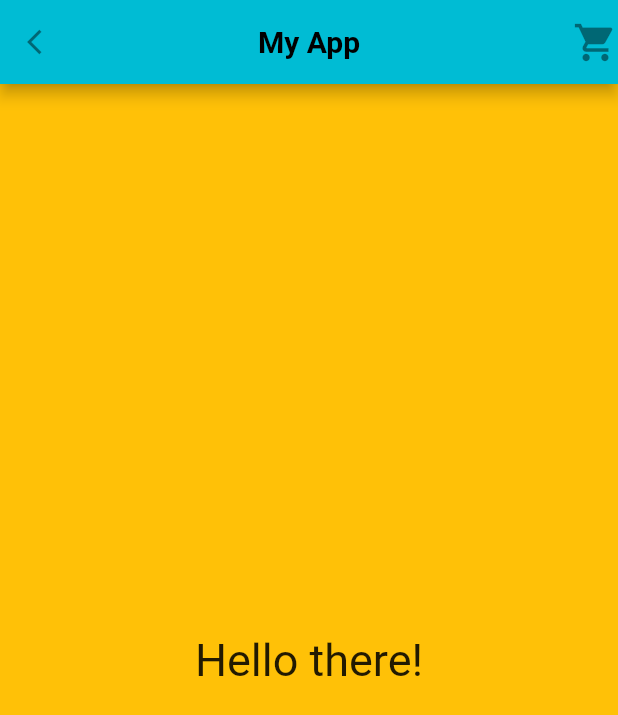
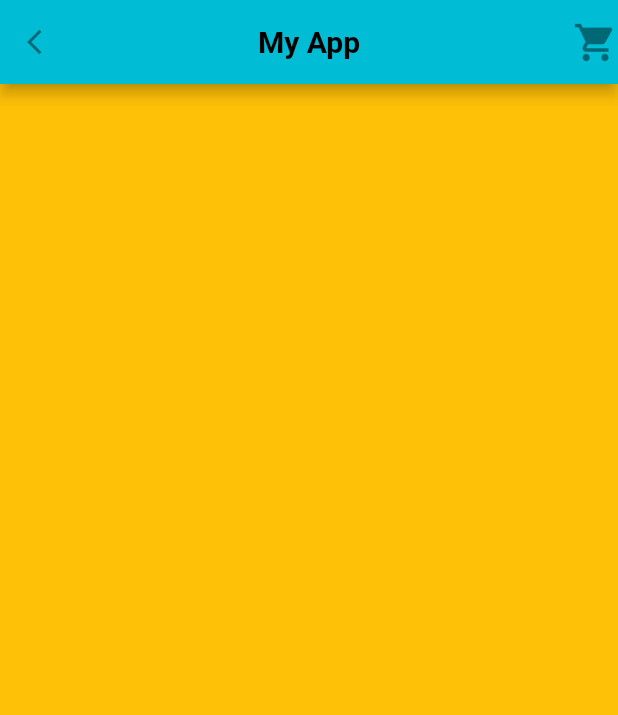
Before and after one commit to Ashhad08/Flutter-Classes-, a Flutter app: the screen it shows after launch, on a phone screen of 412 x 824 dp. Shown: the top 715 px of the screen. Run offline on Flutter 3.47's test engine with Material 2 defaults, Android fonts, the phone set to English and light mode, and no system bars.

Commit message:
Flutter Classes!

```diff
--- a/lib/main.dart
+++ b/lib/main.dart
@@ -36,14 +36,6 @@ class MyApp extends StatelessWidget {
             ),
           ],
         ),
-        body: const Center(
-          child: Text(
-            'Hello there!',
-            style: TextStyle(
-              fontSize: 30,
-            ),
-          ),
-        ),
       ),
     );
   }
```
